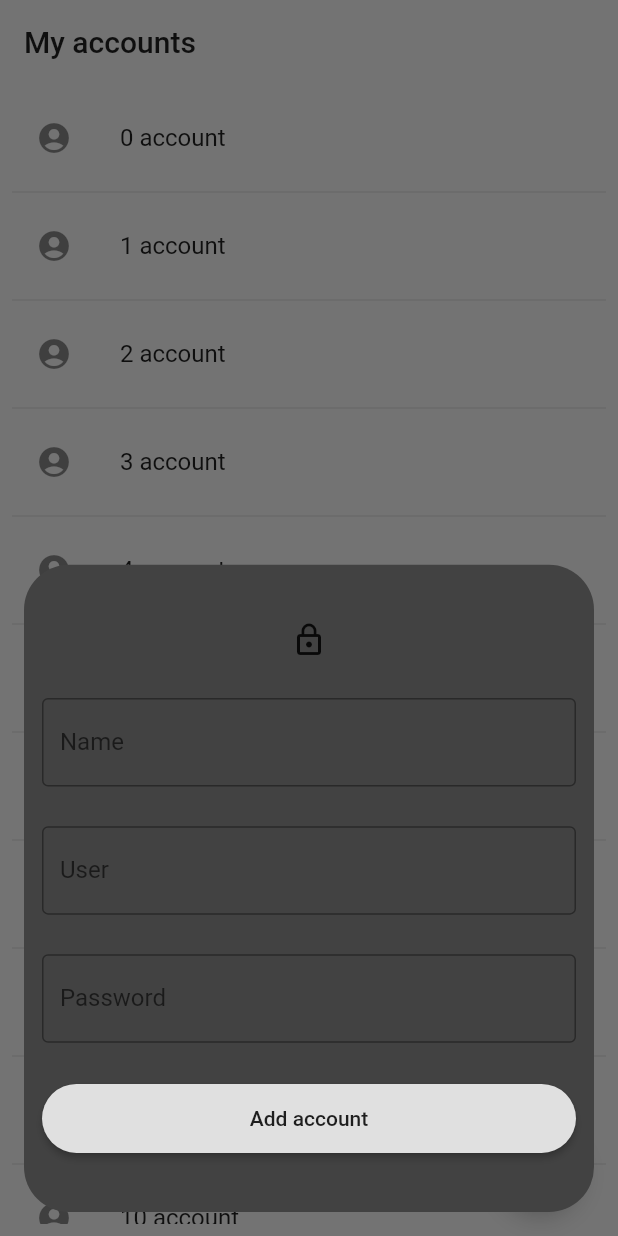
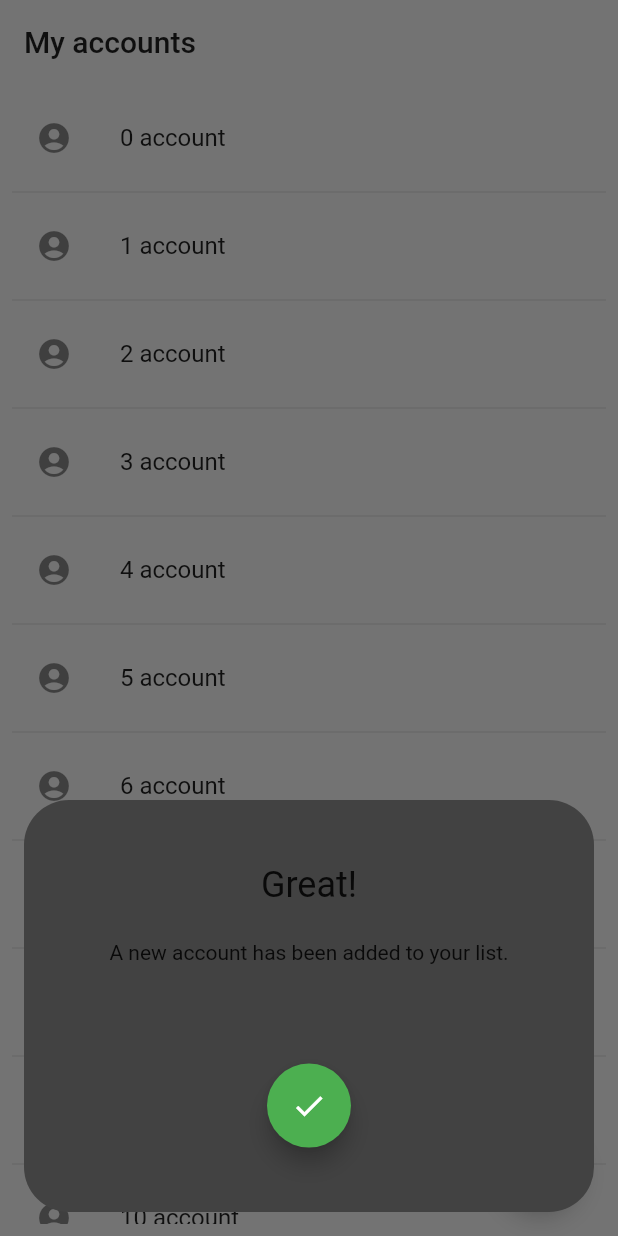
Before and after one commit to diegoalvis/Key-Keeper, a Flutter app: the screen it shows after launch, after a tap on the "add" icon, on a phone screen of 412 x 824 dp. Run offline on Flutter 3.47's test engine with Material 2 defaults, Android fonts, the light colour scheme and no system bars.

Commit message:
Implement confirmation bottom dialog when a new account is added

```diff
--- a/lib/add_account_bottom_sheet.dart
+++ b/lib/add_account_bottom_sheet.dart
@@ -77,7 +77,13 @@ class _AddAccountBottomSheetState extends State<AddAccountBottomSheet> {
               secondChild: Container(
                 constraints: BoxConstraints.expand(height: MediaQuery.of(context).size.height / 3),
                 padding: EdgeInsets.all(20),
-                child: Align(
+                child: Column(
+                  mainAxisAlignment: MainAxisAlignment.spaceEvenly,
+                  children: <Widget>[
+                    Text("Great!", style: Theme.of(context).textTheme.headline5),
+                    Text("A new account has been added to your list."),
+                    SizedBox(height: 20),
+                    Align(
                       alignment: Alignment.bottomCenter,
                       child: FloatingActionButton(
                         backgroundColor: Colors.green,
@@ -85,8 +91,10 @@ class _AddAccountBottomSheetState extends State<AddAccountBottomSheet> {
                         child: Icon(Icons.check, color: Colors.white),
                       ),
                     ),
+                  ],
                 ),
-              crossFadeState: _showSecond ? CrossFadeState.showSecond : CrossFadeState.showFirst,
+              ),
+              crossFadeState: !_showSecond ? CrossFadeState.showSecond : CrossFadeState.showFirst,
               duration: Duration(milliseconds: 250)),
         );
       },
```
Lines whose indentation alone changed are shown as unchanged.
